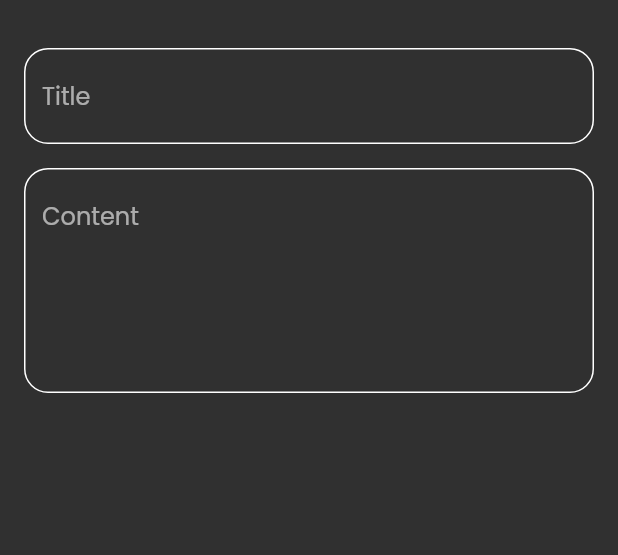
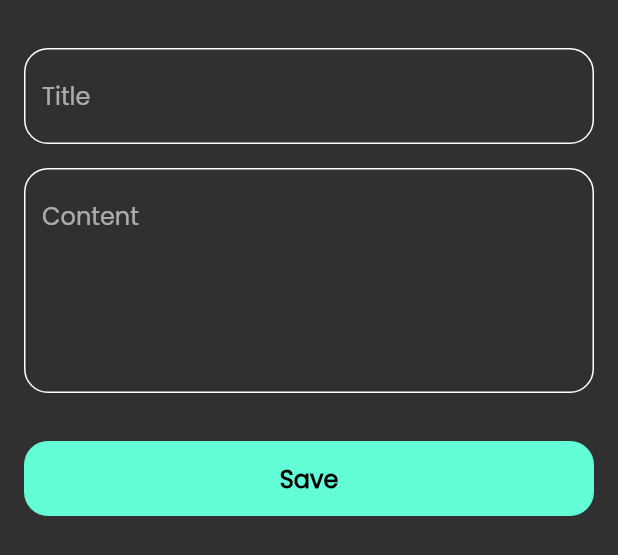
Before and after one commit to mohamedhamed409/diaries_app, a Flutter app: the AddNoteBottomSheet widget shown alone on an empty page, opened directly, on a phone screen of 412 x 824 dp. Shown: the top 555 px of the screen. Run offline on Flutter 3.47's test engine with Material 2 defaults, Android fonts, the phone set to English and light mode, and no system bars; our stand-ins replace font_awesome_flutter.

Commit message:
finish_add_note_bottomsheet

```diff
--- a/lib/views/widgets/add_note_bottomsheet.dart
+++ b/lib/views/widgets/add_note_bottomsheet.dart
@@ -1,5 +1,6 @@
 import 'package:flutter/material.dart';
 
+import 'custom_button.dart';
 import 'custom_textfield.dart';
 
 class AddNoteBottomSheet extends StatelessWidget {
@@ -9,6 +10,7 @@
   Widget build(BuildContext context) {
     return const Padding(
       padding: EdgeInsets.symmetric(horizontal: 16),
+      child: SingleChildScrollView(
         child: Column(
           children: [
             SizedBox(
@@ -24,7 +26,15 @@
               hint: 'Content',
               maxLines: 5,
             ),
+            SizedBox(
+              height: 32,
+            ),
+            CustomButton(),
+            SizedBox(
+              height: 16,
+            ),
           ],
+        ),
       ),
     );
   }
--- /dev/null
+++ b/lib/views/widgets/custom_button.dart
@@ -0,0 +1,22 @@
+import 'package:diaries_app/constants.dart';
+import 'package:flutter/material.dart';
+
+class CustomButton extends StatelessWidget {
+  const CustomButton({super.key});
+
+  @override
+  Widget build(BuildContext context) {
+    return Container(
+      decoration: BoxDecoration(
+          color: kPrimaryColor, borderRadius: BorderRadius.circular(16)),
+      width: MediaQuery.of(context).size.width,
+      height: 50,
+      child: const Center(
+          child: Text(
+        'Save',
+        style: TextStyle(
+            color: Colors.black, fontWeight: FontWeight.bold, fontSize: 16),
+      )),
+    );
+  }
+}
```
Lines whose indentation alone changed are shown as unchanged.
